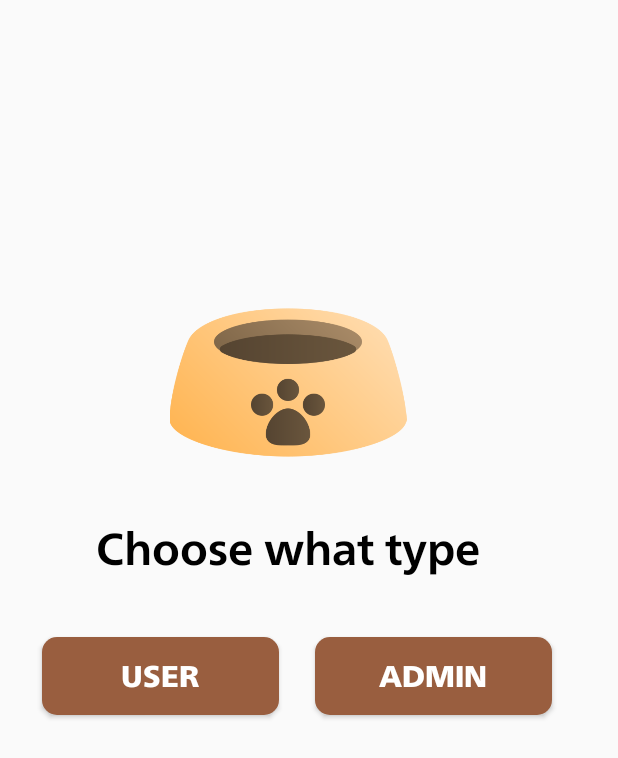
After one commit to rcbcalanoc/MetroVet, an Android app: the layout login.xml on its own in the app's theme, with its tools: preview values and no code run, on a phone screen of 412 x 824 dp. The commit adds this screen. Shown: the top 758 px of the screen. Run offline under Robolectric (Android 15) with nearby library versions, the phone set to English and light mode, and no system bars.

Commit message:
Login activity and main header added

```diff
--- /dev/null
+++ b/app/src/main/res/layout/login.xml
@@ -0,0 +1,59 @@
+<?xml version="1.0" encoding="utf-8"?>
+<androidx.constraintlayout.widget.ConstraintLayout xmlns:android="http://schemas.android.com/apk/res/android"
+    xmlns:app="http://schemas.android.com/apk/res-auto"
+    xmlns:tools="http://schemas.android.com/tools"
+    android:layout_width="match_parent"
+    android:layout_height="match_parent">
+
+    <ImageView
+        android:id="@+id/login_icon"
+        android:layout_width="176dp"
+        android:layout_height="158dp"
+        android:layout_marginStart="104dp"
+        android:layout_marginTop="176dp"
+        app:layout_constraintStart_toStartOf="parent"
+        app:layout_constraintTop_toTopOf="parent"
+        app:srcCompat="@drawable/login" />
+
+    <TextView
+        android:id="@+id/login_message"
+        android:layout_width="wrap_content"
+        android:layout_height="wrap_content"
+        android:layout_marginStart="64dp"
+        android:layout_marginTop="4dp"
+        android:fontFamily="@font/neue_frutiger_world_bold"
+        android:text="@string/login_message"
+        android:textAlignment="center"
+        android:textColor="@color/black"
+        android:textSize="30dp"
+        app:layout_constraintStart_toStartOf="parent"
+        app:layout_constraintTop_toBottomOf="@+id/login_icon" />
+
+    <Button
+        android:id="@+id/go_User"
+        android:layout_width="158dp"
+        android:layout_height="52dp"
+        android:layout_marginStart="28dp"
+        android:layout_marginTop="32dp"
+        android:background="@drawable/custom_button"
+        android:fontFamily="@font/neue_frutiger_world_black"
+        android:text="@string/user"
+        android:textColor="@color/white"
+        android:textSize="20dp"
+        app:layout_constraintStart_toStartOf="parent"
+        app:layout_constraintTop_toBottomOf="@+id/login_message" />
+
+    <Button
+        android:id="@+id/go_admin"
+        android:layout_width="158dp"
+        android:layout_height="52dp"
+        android:layout_marginStart="24dp"
+        android:layout_marginTop="32dp"
+        android:background="@drawable/custom_button"
+        android:fontFamily="@font/neue_frutiger_world_black"
+        android:text="@string/admin"
+        android:textColor="@color/white"
+        android:textSize="20dp"
+        app:layout_constraintStart_toEndOf="@+id/go_User"
+        app:layout_constraintTop_toBottomOf="@+id/login_message" />
+</androidx.constraintlayout.widget.ConstraintLayout>
```
Also changed, not shown: app/src/main/AndroidManifest.xml (+13 -0 lines), app/src/main/java/com/example/metrovet_frontend/LoginActivity.java (added, +45 -0 lines), app/src/main/res/layout/activity_main.xml (+28 -5 lines).
